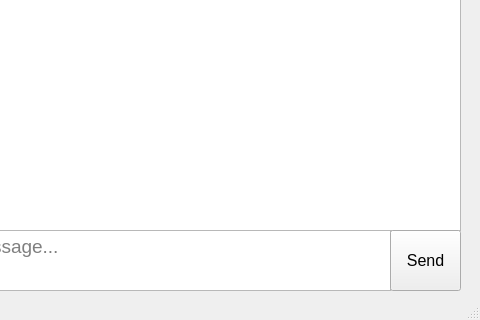
The window that UI/whatsapp_window.ui (danielTheK/chatting_app_pyqt5) describes before a commit, drawn with Qt 5; both pictures show x 320 to 800 and y 280 to 600 of the 800 by 600 pixel window.
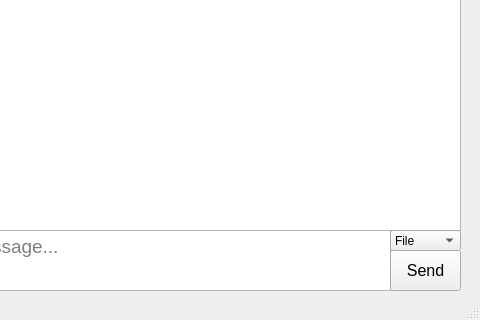
The same window after the commit.

What changed in the file:
```diff
--- a/UI/whatsapp_window.ui
+++ b/UI/whatsapp_window.ui
@@ -67,9 +67,9 @@
     <property name="geometry">
      <rect>
       <x>710</x>
-      <y>510</y>
+      <y>530</y>
       <width>71</width>
-      <height>61</height>
+      <height>41</height>
      </rect>
     </property>
     <property name="font">
@@ -96,6 +96,31 @@
      <string>Update Contacts</string>
     </property>
    </widget>
+   <widget class="QComboBox" name="message_selection">
+    <property name="geometry">
+     <rect>
+      <x>710</x>
+      <y>510</y>
+      <width>71</width>
+      <height>21</height>
+     </rect>
+    </property>
+    <item>
+     <property name="text">
+      <string>File</string>
+     </property>
+    </item>
+    <item>
+     <property name="text">
+      <string>Voice</string>
+     </property>
+    </item>
+    <item>
+     <property name="text">
+      <string>Image</string>
+     </property>
+    </item>
+   </widget>
   </widget>
   <widget class="QStatusBar" name="statusbar"/>
  </widget>
```
